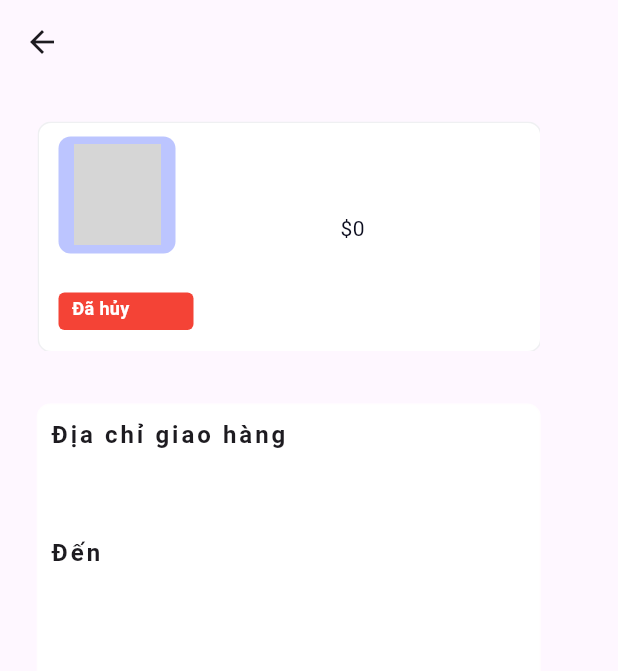
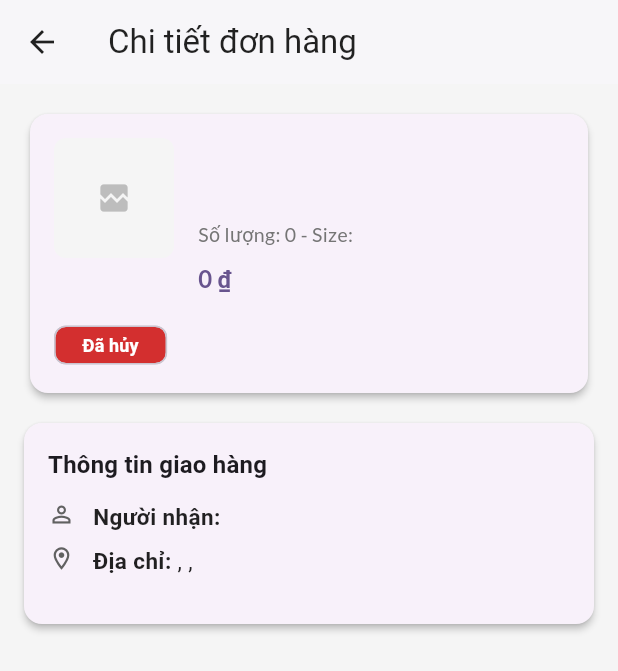
Before and after one commit to NguyenLeDuyy/MacStoreApp, a Flutter app: the OrderDetailScreen screen opened directly with empty values, on a phone screen of 412 x 824 dp. Shown: the top 671 px of the screen. Run offline on Flutter 3.47's test engine with Material 3 defaults, Android fonts, the light colour scheme and no system bars; our stand-ins replace badges, cached_network_image, flutter_riverpod, get, google_fonts, supabase_flutter; accounts and stored records are empty; network calls fail; grey boxes are pictures that could not be loaded.

Commit message:
fix not update interface after delete an order

```diff
--- a/lib/views/screens/inner_screens/order_detail_screen.dart
+++ b/lib/views/screens/inner_screens/order_detail_screen.dart
@@ -1,263 +1,203 @@
 import 'package:flutter/material.dart';
 import 'package:google_fonts/google_fonts.dart';
+import 'package:intl/intl.dart';
 
 class OrderDetailScreen extends StatelessWidget {
+
   final dynamic orderData;
 
-  const OrderDetailScreen({super.key,required this.orderData});
+  const OrderDetailScreen({super.key, required this.orderData});
+
+  Map<String, dynamic> _getStatusInfo() {
+    if (orderData['delivered'] == true) {
+      return {'text': 'Đã giao hàng', 'color': Colors.green.shade700};
+    } else if (orderData['processing'] == true) {
+      return {'text': 'Đang xử lý', 'color': Colors.orange.shade700};
+    } else {
+      return {'text': 'Đã hủy', 'color': Colors.red.shade700};
+    }
+  }
 
   @override
   Widget build(BuildContext context) {
+
+    final statusInfo = _getStatusInfo();
+    final currencyFormat = NumberFormat.currency(locale: 'vi_VN', symbol: '₫');
+    final displayPrice = currencyFormat.format(orderData['price'] ?? 0);
+
     return Scaffold(
       appBar: AppBar(
-        title: Text(orderData['productName'],
+        title: const Text('Chi tiết đơn hàng'),
+        elevation: 1,
+        backgroundColor: Colors.white,
+        foregroundColor: Colors.black87,
+      ),
+      backgroundColor: Colors.grey.shade100,
+      body: ListView(
+        padding: const EdgeInsets.all(16.0),
+        children: [
+          // Thông tin sản phẩm
+          Card(
+            elevation: 2,
+            shape: RoundedRectangleBorder(borderRadius: BorderRadius.circular(12)),
+            clipBehavior: Clip.antiAlias,
+            child: Padding(
+              padding: const EdgeInsets.all(16.0),
+              child: Column(
+                crossAxisAlignment: CrossAxisAlignment.start,
+                children: [
+                  Row(
+                    crossAxisAlignment: CrossAxisAlignment.start,
+                    children: [
+                      ClipRRect(
+                        borderRadius: BorderRadius.circular(8.0),
+                        child: Image.network(
+                          orderData['productImage'] ?? '',
+                          width: 80,
+                          height: 80,
+                          fit: BoxFit.cover,
+                          loadingBuilder: (context, child, progress) => progress == null
+                              ? child
+                              : Container(
+                              width: 80,
+                              height: 80,
+                              color: Colors.grey.shade200,
+                              child: const Center(child: CircularProgressIndicator(strokeWidth: 2))),
+                          errorBuilder: (context, error, stackTrace) => Container(
+                              width: 80,
+                              height: 80,
+                              color: Colors.grey.shade100,
+                              child: Icon(Icons.broken_image, color: Colors.grey.shade400)),
                         ),
                       ),
-
-      body: Column(
+                      const SizedBox(width: 16),
+                      Expanded(
+                        child: Column(
+                          crossAxisAlignment: CrossAxisAlignment.start,
                           children: [
-      Padding(
-      padding: const  EdgeInsets.symmetric(
-        horizontal: 25,
-        vertical: 25,
+                            Text(
+                              orderData['productName'] ?? 'Không rõ tên',
+                              style: GoogleFonts.lato(fontSize: 16, fontWeight: FontWeight.bold),
                             ),
-      child: Container(
-        width: 335,
-        height: 153,
-        clipBehavior: Clip.antiAlias,
-        decoration: const BoxDecoration(),
-        child: SizedBox(
-          width: double.infinity,
-          child: Stack(
-            clipBehavior: Clip.none,
-            children: [
-              Positioned(
-                left: 0,
-                top: 0,
-                child: Container(
-                  width: 336,
-                  height: 154,
-                  clipBehavior: Clip.antiAlias,
-                  decoration: BoxDecoration(
-                    color: Colors.white,
-                    border: Border.all(
-                      color: const Color(
-                        0xffeff0f2,
+                            const SizedBox(height: 6),
+                            Text(
+                              orderData['category'] ?? 'Không rõ danh mục',
+                              style: GoogleFonts.lato(fontSize: 14, color: Colors.grey.shade700),
                             ),
+                            const SizedBox(height: 6),
+                            Text(
+                              'Số lượng: ${orderData['quantity'] ?? 1} - Size: ${orderData['size'] ?? 'N/A'}',
+                              style: GoogleFonts.lato(fontSize: 13, color: Colors.grey[600]),
                             ),
-                    borderRadius: BorderRadius.circular(9,),
-                  ),
-                  child: Stack(
-                    clipBehavior: Clip.none,
-                    children: [
-                      Positioned(
-                        left:13,
-                        top: 9,
-                        child: Container(
-                          width: 78,
-                          height: 78,
-                          clipBehavior: Clip.antiAlias,
-                          decoration:  BoxDecoration(
-                            color: const Color(
-                              0xffbcc5ff,
-                            ),
-                            borderRadius: BorderRadius.circular(8,),
-                          ),
-                          child: Stack(
-                            clipBehavior: Clip.none,
-                            children: [
-                              Positioned(
-                                left:10,
-                                top:5,
-                                child: Image.network(
-                                  orderData['productImage'],
-                                  width: 58,
-                                  height: 67,
-                                  fit: BoxFit.cover,
-                                ),
-                              ),
-
-
-                            ],
-                          ),
-                        ),
-                      ),
-                      Positioned(
-                        left: 101,
-                        top: 14,
-                        child: SizedBox(
-                          width: 216,
-                          child: Row(
-                            mainAxisAlignment: MainAxisAlignment.spaceBetween,
-                            children: [
-                              Expanded(child: SizedBox(
-                                width: double.infinity,
-                                child: Column(
-                                  mainAxisAlignment: MainAxisAlignment.spaceBetween,
-                                  mainAxisSize: MainAxisSize.min,
-                                  children: [
-                                    SizedBox(
-                                      width: double.infinity,
-                                      child: Text(
-                                        orderData['productName'],overflow: TextOverflow.ellipsis,
-                                        style: GoogleFonts.getFont(
-                                          'Lato',
-                                          color: Colors.black,
-                                          fontWeight: FontWeight.w500,
+                            const SizedBox(height: 8),
+                            Text(
+                              displayPrice,
+                              style: GoogleFonts.lato(
                                 fontSize: 16,
-                                        ),
-                                      ),
-                                    ),
-                                    const SizedBox(height: 4,),
-
-                                    Align(
-                                      alignment: Alignment.centerLeft,
-                                      child: Text(orderData['category'],
-
-                                        style: const TextStyle(
-                                          color: Color(
-                                            0xff7f808c,
-                                          ),
-                                          fontSize: 12,
-                                        ),
-                                      ),
-                                    ),
-                                    const  SizedBox(
-                                      height: 2,
-                                    ),
-                                    Text(
-                                      "\$${orderData['price']}",
-                                      style: const TextStyle(
-                                        color: Color(
-                                          0xff0b0c1e,
-                                        ),
-                                        fontSize: 14,
+                                fontWeight: FontWeight.bold,
+                                color: Theme.of(context).colorScheme.primary,
                               ),
                             ),
                           ],
                         ),
                       ),
-                              )
                     ],
                   ),
+                  const SizedBox(height: 16),
+                  Align(
+                    alignment: Alignment.centerLeft,
+                    child: Chip(
+                      label: Text(
+                        statusInfo['text'],
+                        style: const TextStyle(color: Colors.white, fontWeight: FontWeight.bold, fontSize: 12),
+                      ),
+                      backgroundColor: statusInfo['color'],
+                      padding: const EdgeInsets.symmetric(horizontal: 10, vertical: 4),
+                      visualDensity: const VisualDensity(horizontal: 0.0, vertical: -4),
                     ),
                   ),
-                      Positioned(
-                        left: 13,
-                        top: 113,
-                        child: Container(
-                          width: 90,
-                          height: 25,
-                          clipBehavior: Clip.antiAlias,
-                          decoration: BoxDecoration(
-                            color: orderData['delivered']== true?Color(0xff3c55ef):orderData['processing']==true?
-                            Colors.purple
-                                : Colors.red,
-                            borderRadius: BorderRadius.circular(4,),
-                          ),
-                          child: Stack(
-                            clipBehavior: Clip.none,
-                            children: [
-                              Positioned(
-                                  left: 9,
-                                  top: 3,
-                                  child: Text(
-                                    orderData['delivered']==true
-                                        ?'Đã giao hàng':orderData['processing']==
-                                        true
-                                        ?'Đang xử lý'
-                                        :'Đã hủy',
-                                    style: const TextStyle(
-                                      color: Colors.white,
-                                      fontSize: 12,
-                                      fontWeight: FontWeight.bold,
-                                      height: 1.3,
-                                    ),
-                                  )
-                              )
                 ],
               ),
             ),
           ),
 
-                    ],
-                  ),
-                ),
-              )
-            ],
-          ),
-        ),
-      ),
-    ),
-          Padding(padding: const EdgeInsets.symmetric(
-            horizontal: 20,
-            vertical: 10,
-          ),
-            child: Container(
-              width: 336,
-              height: 195,
+          const SizedBox(height: 16),
+
+          // Thông tin giao hàng
+          Card(
+            elevation: 2,
+            shape: RoundedRectangleBorder(borderRadius: BorderRadius.circular(12)),
             clipBehavior: Clip.antiAlias,
-              decoration: BoxDecoration(
-                color: Colors.white,
-                border: Border.all(
-                  color: const Color(0xffef0f2,),
-                ),
-                borderRadius: BorderRadius.circular(9),
-              ),
-              child:  Column(
+            margin: EdgeInsets.zero,
+            child: Padding(
+              padding: const EdgeInsets.all(16.0),
+              child: Column(
                 crossAxisAlignment: CrossAxisAlignment.start,
                 children: [
-                  Padding(padding: EdgeInsets.all(8), child: Column(
-                    mainAxisAlignment: MainAxisAlignment.spaceEvenly,
-                    crossAxisAlignment: CrossAxisAlignment.start,
-                    children: [
-                      Text('Địa chỉ giao hàng',
-                          style: TextStyle(
-                            fontSize: 16,
-                            fontWeight: FontWeight.bold,
-                            letterSpacing: 2,
+                  Text(
+                    'Thông tin giao hàng',
+                    style: Theme.of(context).textTheme.titleMedium?.copyWith(fontWeight: FontWeight.bold),
                   ),
+                  const SizedBox(height: 12),
+                  _buildInfoRow(Icons.person_outline, 'Người nhận:', orderData['fullName'] ?? 'N/A'),
+                  const SizedBox(height: 8),
+                  _buildInfoRow(
+                    Icons.location_on_outlined,
+                    'Địa chỉ:',
+                    '${orderData['locality'] ?? ''}, ${orderData['state'] ?? ''}, ${orderData['city'] ?? ''}',
                   ),
-                      const SizedBox(
-                        height: 10,
+                  const SizedBox(height: 16),
+
+                  // Nút đánh giá
+                  if (orderData['delivered'] == true)
+                    Center(
+                      child: ElevatedButton.icon(
+                        icon: const Icon(Icons.rate_review_outlined, size: 18),
+                        label: const Text('Viết đánh giá'),
+                        style: ElevatedButton.styleFrom(
+                          padding: const EdgeInsets.symmetric(horizontal: 20, vertical: 10),
                         ),
-                      Text(
-                        orderData['locality'] + " " +  orderData['state'],
-                        style: const TextStyle(
-                          fontSize: 16,
-                        ),
-                      ),
-                      Text(
-                        orderData['state'],
-                        style:const  TextStyle(
-                          fontSize: 16,
-                          letterSpacing: 1,
-                        ),
-                      ),
-                      Text(
-                        'Đến ${orderData['fullName']}',
-                        style: const TextStyle(
-                          fontSize: 16,
-                          fontWeight: FontWeight.w600,
-                          letterSpacing: 2,
+                        onPressed: () {
+                          ScaffoldMessenger.of(context).showSnackBar(
+                            const SnackBar(content: Text('Chức năng đánh giá chưa được triển khai')),
+                          );
+                        },
                       ),
                     ),
                 ],
               ),
             ),
-                  orderData['delivered']==true
-                      ?Padding(
-                        padding: const EdgeInsets.all(8.0),
-                        child: ElevatedButton(
-                        onPressed: (){}, child: Text('Đánh giá')),
-                      )
-                      : const SizedBox()
-                ],
           ),
-            ),
-          )
         ],
       ),
     );
   }
+
+  // Hàm hiển thị thông tin hàng ngang có icon
+  Widget _buildInfoRow(IconData icon, String label, String value) {
+    return Row(
+      crossAxisAlignment: CrossAxisAlignment.start,
+      children: [
+        Icon(icon, size: 18, color: Colors.grey.shade700),
+        const SizedBox(width: 12),
+        Expanded(
+          child: Text.rich(
+            TextSpan(
+              children: [
+                TextSpan(
+                  text: '$label ',
+                  style: const TextStyle(fontWeight: FontWeight.bold, color: Colors.black87),
+                ),
+                TextSpan(
+                  text: value,
+                  style: const TextStyle(color: Colors.black87),
+                ),
+              ],
+            ),
+            style: const TextStyle(fontSize: 15, height: 1.4),
+          ),
+        ),
+      ],
+    );
   }
+}
--- a/lib/views/screens/inner_screens/order_screen.dart
+++ b/lib/views/screens/inner_screens/order_screen.dart
@@ -3,20 +3,25 @@ import 'package:google_fonts/google_fonts.dart';
 import 'package:mac_store_app/views/screens/inner_screens/order_detail_screen.dart';
 import 'package:supabase_flutter/supabase_flutter.dart';
 
-class OrderScreen extends StatelessWidget {
+class OrderScreen extends StatefulWidget {
    OrderScreen({super.key});
 
+  @override
+  State<OrderScreen> createState() => _OrderScreenState();
+}
+
+class _OrderScreenState extends State<OrderScreen> {
   final SupabaseClient _supabase = Supabase.instance.client;
 
   @override
   Widget build(BuildContext context) {
     // final Stream<QuerySnapshot> _ordersStream = FirebaseFirestore.instance.collection('orders').where('buyerId', isEqualTo: FirebaseAuth.instancee.currentUser!.uid).snapshots();
 
-    final Stream<List<Map<String, dynamic>>> ordersStream = Supabase.instance.client
+    final ordersStream = Supabase.instance.client
         .from('orders')
         .stream(primaryKey: ['id'])
-        .eq('buyerId',  Supabase.instance.client.auth.currentUser!.id);
-
+        .eq('buyerId', Supabase.instance.client.auth.currentUser!.id)
+        .order('created_at');
 
     return Scaffold(
       appBar: PreferredSize(
@@ -296,6 +301,7 @@ class OrderScreen extends StatelessWidget {
                                                     .from('orders')
                                                     .delete()
                                                     .eq('id', orderData['id']);
+                                                setState(() {});
                                               },
                                               child: Image.asset('assets/icons/delete.png',
                                                 width: 20, height: 20,),
```
Lines whose indentation alone changed are shown as unchanged.
